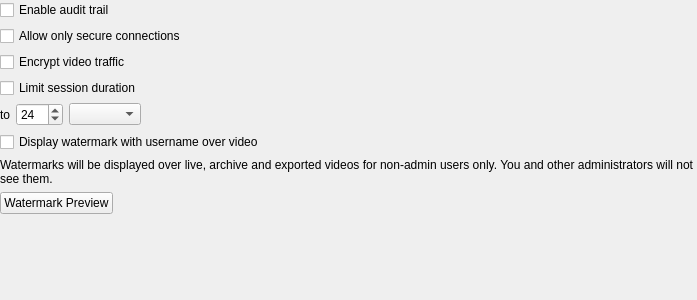
The window that vms/client/nx_vms_client_desktop/src/nx/vms/client/desktop/system_administration/widgets/security_settings_widget.ui (networkoptix/nx_open) describes before a commit, drawn with Qt 5.
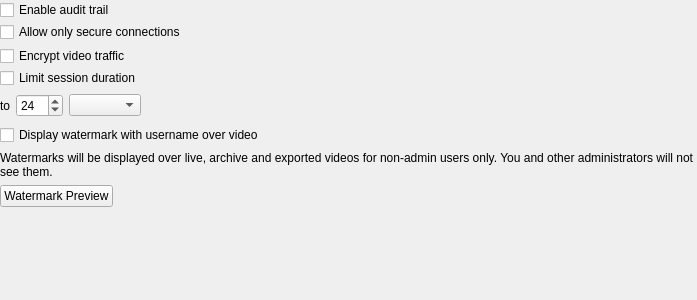
The same window after the commit. Custom widgets are drawn as their Qt base class.

Commit message:
VMS-13604: Visual design fixes in General tab of System Administration dialog
<==== Mercurial data ====>
Branch: vms_4.0_gui

```diff
--- a/vms/client/nx_vms_client_desktop/src/nx/vms/client/desktop/system_administration/widgets/security_settings_widget.ui
+++ b/vms/client/nx_vms_client_desktop/src/nx/vms/client/desktop/system_administration/widgets/security_settings_widget.ui
@@ -20,6 +20,9 @@
    <string/>
   </property>
   <layout class="QVBoxLayout" name="verticalLayout_2">
+   <property name="spacing">
+    <number>2</number>
+   </property>
    <property name="leftMargin">
     <number>0</number>
    </property>
@@ -82,6 +85,22 @@
      </property>
     </widget>
    </item>
+   <item>
+    <spacer name="verticalSpacer_3">
+     <property name="orientation">
+      <enum>Qt::Vertical</enum>
+     </property>
+     <property name="sizeType">
+      <enum>QSizePolicy::Fixed</enum>
+     </property>
+     <property name="sizeHint" stdset="0">
+      <size>
+       <width>20</width>
+       <height>2</height>
+      </size>
+     </property>
+    </spacer>
+   </item>
    <item>
     <widget class="QCheckBox" name="forceVideoTrafficEncryptionCheckBox">
      <property name="text">
@@ -99,7 +118,7 @@
      </property>
      <layout class="QVBoxLayout" name="verticalLayout">
       <property name="spacing">
-       <number>4</number>
+       <number>0</number>
       </property>
       <property name="leftMargin">
        <number>0</number>
@@ -115,6 +134,9 @@
       </property>
       <item>
        <layout class="QHBoxLayout" name="horizontalLayout">
+        <property name="spacing">
+         <number>4</number>
+        </property>
         <item>
          <widget class="QCheckBox" name="limitSessionLengthCheckBox">
           <property name="text">
@@ -154,14 +176,14 @@
        </layout>
       </item>
       <item>
-       <spacer name="verticalSpacer_2">
+       <spacer name="preventFlickeringSpacer">
         <property name="orientation">
          <enum>Qt::Vertical</enum>
         </property>
         <property name="sizeHint" stdset="0">
          <size>
           <width>20</width>
-          <height>1</height>
+          <height>0</height>
          </size>
         </property>
        </spacer>
@@ -179,13 +201,13 @@
           <number>0</number>
          </property>
          <property name="topMargin">
-          <number>0</number>
+          <number>6</number>
          </property>
          <property name="rightMargin">
           <number>0</number>
          </property>
          <property name="bottomMargin">
-          <number>0</number>
+          <number>6</number>
          </property>
          <property name="verticalSpacing">
           <number>0</number>
@@ -239,6 +261,22 @@
      </property>
     </widget>
    </item>
+   <item>
+    <spacer name="verticalSpacer_4">
+     <property name="orientation">
+      <enum>Qt::Vertical</enum>
+     </property>
+     <property name="sizeType">
+      <enum>QSizePolicy::Fixed</enum>
+     </property>
+     <property name="sizeHint" stdset="0">
+      <size>
+       <width>20</width>
+       <height>4</height>
+      </size>
+     </property>
+    </spacer>
+   </item>
    <item>
     <widget class="QLabel" name="watermarkExplanationLabel">
      <property name="text">
@@ -249,6 +287,22 @@
      </property>
     </widget>
    </item>
+   <item>
+    <spacer name="verticalSpacer_2">
+     <property name="orientation">
+      <enum>Qt::Vertical</enum>
+     </property>
+     <property name="sizeType">
+      <enum>QSizePolicy::Fixed</enum>
+     </property>
+     <property name="sizeHint" stdset="0">
+      <size>
+       <width>20</width>
+       <height>4</height>
+      </size>
+     </property>
+    </spacer>
+   </item>
    <item>
     <widget class="QPushButton" name="watermarkSettingsButton">
      <property name="sizePolicy">
```
The commit also changes 3 other files.
